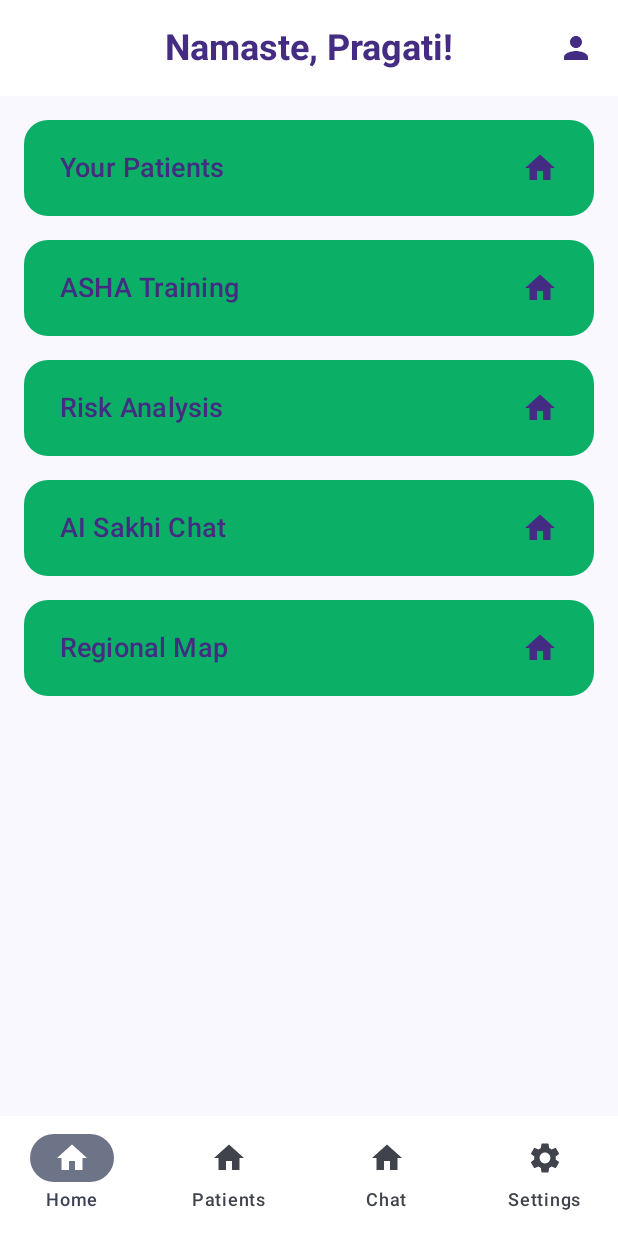
After one commit to balajianbalagan/ASHA-SAKHI, an Android app built with Jetpack Compose: the composable HomeScreen shown on its own in the app's theme, on a phone screen of 412 x 824 dp. The commit adds this screen. Run offline under Robolectric (Android 15) with nearby library versions, the phone set to English and light mode, and no system bars; 1 statement that could not run was skipped.

Commit message:
home screen layout - not finished

```diff
--- a/app/src/main/java/com/littleb01s/ashasakhichat/MainActivity.kt
+++ b/app/src/main/java/com/littleb01s/ashasakhichat/MainActivity.kt
@@ -42,8 +42,17 @@ fun AshaSakhiChatApp() {
         composable<Welcome> {
             WelcomeScreen(
                 onGetStarted = {
-                    navController.navigate(Chat)
+                    navController.navigate(Home)
                 })
+        }
+        composable<Home> {
+            HomeScreen(
+                onNavigateToPatients = { /* TODO */ },
+                onNavigateToTraining = { /* TODO */ },
+                onNavigateToRiskAnalysis = { /* TODO */ },
+                onNavigateToChat = { navController.navigate(Chat) },
+                onNavigateToMap = { /* TODO */ }
+            )
         }
         composable<Chat> { ChatScreen(hiltViewModel<ChatViewModel>()) }
         composable<Instructions> { InstructionsScreen() }
--- /dev/null
+++ b/app/src/main/java/com/littleb01s/ashasakhichat/presentation/HomeScreen.kt
@@ -0,0 +1,178 @@
+package com.littleb01s.ashasakhichat.presentation
+
+import androidx.compose.foundation.background
+import androidx.compose.foundation.layout.*
+import androidx.compose.foundation.shape.RoundedCornerShape
+import androidx.compose.material.icons.Icons
+import androidx.compose.material.icons.filled.*
+import androidx.compose.material3.*
+import androidx.compose.runtime.Composable
+import androidx.compose.ui.Alignment
+import androidx.compose.ui.Modifier
+import androidx.compose.ui.graphics.Color
+import androidx.compose.ui.graphics.vector.ImageVector
+import androidx.compose.ui.text.font.FontWeight
+import androidx.compose.ui.tooling.preview.Preview
+import androidx.compose.ui.unit.dp
+import androidx.compose.ui.unit.sp
+import com.littleb01s.ashasakhichat.ui.theme.AshaTheme
+import kotlinx.serialization.Serializable
+
+@Serializable
+object Home
+
+data class DashboardButton(
+    val text: String,
+    val icon: ImageVector,
+    val onClick: () -> Unit
+)
+
+@OptIn(ExperimentalMaterial3Api::class)
+@Composable
+fun HomeScreen(
+    onNavigateToPatients: () -> Unit,
+    onNavigateToTraining: () -> Unit,
+    onNavigateToRiskAnalysis: () -> Unit,
+    onNavigateToChat: () -> Unit,
+    onNavigateToMap: () -> Unit
+) {
+    val buttonColor = Color(0xFF0BB066)
+    val textColor = Color(0xFF432C81)
+
+    Scaffold(
+        topBar = {
+            CenterAlignedTopAppBar(
+                title = {
+                    Text(
+                        text = "Namaste, Pragati!",
+                        color = textColor,
+                        fontSize = 24.sp,
+                        fontWeight = FontWeight.Bold
+                    )
+                },
+                actions = {
+                    IconButton(onClick = { /* TODO: Profile action */ }) {
+                        Icon(
+                            imageVector = Icons.Default.Person,
+                            contentDescription = "Profile",
+                            tint = textColor
+                        )
+                    }
+                },
+                colors = TopAppBarDefaults.centerAlignedTopAppBarColors(
+                    containerColor = Color.White,
+                    titleContentColor = textColor
+                )
+            )
+        },
+        bottomBar = {
+            NavigationBar(
+                containerColor = Color.White,
+                tonalElevation = 8.dp
+            ) {
+                NavigationBarItem(
+                    icon = { Icon(Icons.Default.Home, "Home") },
+                    label = { Text("Home") },
+                    selected = true,
+                    onClick = { }
+                )
+                NavigationBarItem(
+                    icon = { Icon(Icons.Filled.Home, "Patients") },
+                    label = { Text("Patients") },
+                    selected = false,
+                    onClick = { }
+                )
+                NavigationBarItem(
+                    icon = { Icon(Icons.Filled.Home, "Chat") },
+                    label = { Text("Chat") },
+                    selected = false,
+                    onClick = { }
+                )
+                NavigationBarItem(
+                    icon = { Icon(Icons.Default.Settings, "Settings") },
+                    label = { Text("Settings") },
+                    selected = false,
+                    onClick = { }
+                )
+            }
+        }
+    ) { padding ->
+        Column(
+            modifier = Modifier
+                .fillMaxSize()
+                .padding(padding)
+                .padding(16.dp),
+            verticalArrangement = Arrangement.spacedBy(16.dp)
+        ) {
+            val dashboardButtons = listOf(
+                DashboardButton("Your Patients", Icons.Filled.Home, onNavigateToPatients),
+                DashboardButton("ASHA Training", Icons.Filled.Home, onNavigateToTraining),
+                DashboardButton("Risk Analysis", Icons.Filled.Home, onNavigateToRiskAnalysis),
+                DashboardButton("AI Sakhi Chat", Icons.Filled.Home, onNavigateToChat),
+                DashboardButton("Regional Map", Icons.Filled.Home, onNavigateToMap)
+            )
+
+            dashboardButtons.forEach { button ->
+                DashboardButtonItem(
+                    text = button.text,
+                    icon = button.icon,
+                    onClick = button.onClick,
+                    buttonColor = buttonColor,
+                    textColor = textColor
+                )
+            }
+        }
+    }
+}
+
+@Composable
+fun DashboardButtonItem(
+    text: String,
+    icon: ImageVector,
+    onClick: () -> Unit,
+    buttonColor: Color,
+    textColor: Color
+) {
+    Button(
+        onClick = onClick,
+        modifier = Modifier
+            .fillMaxWidth()
+            .height(64.dp),
+        shape = RoundedCornerShape(16.dp),
+        colors = ButtonDefaults.buttonColors(
+            containerColor = buttonColor
+        )
+    ) {
+        Row(
+            modifier = Modifier.fillMaxWidth(),
+            horizontalArrangement = Arrangement.SpaceBetween,
+            verticalAlignment = Alignment.CenterVertically
+        ) {
+            Text(
+                text = text,
+                color = textColor,
+                fontSize = 18.sp,
+                fontWeight = FontWeight.Medium
+            )
+            Icon(
+                imageVector = icon,
+                contentDescription = null,
+                tint = textColor
+            )
+        }
+    }
+}
+
+@Preview(showBackground = true)
+@Composable
+fun HomeScreenPreview() {
+    AshaTheme {
+        HomeScreen(
+            onNavigateToPatients = {},
+            onNavigateToTraining = {},
+            onNavigateToRiskAnalysis = {},
+            onNavigateToChat = {},
+            onNavigateToMap = {}
+        )
+    }
+}
```
